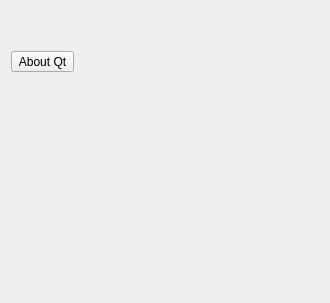
Above: app/aboutdialog.ui from olegantonyan/mpz before the change. Below: the same form after it.
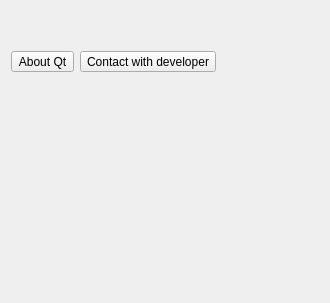
That is the form after the change.

Commit message: add feedback button to about dialog

Patch:
```diff
--- a/app/aboutdialog.ui
+++ b/app/aboutdialog.ui
@@ -13,8 +13,6 @@
   <property name="windowTitle">
    <string>Dialog</string>
   </property>
-  <layout class="QVBoxLayout" name="verticalLayout_2">
-   <item>
     <layout class="QVBoxLayout" name="verticalLayout">
      <item>
       <widget class="QLabel" name="infoLabel">
@@ -31,6 +29,8 @@
       </widget>
      </item>
      <item>
+    <layout class="QHBoxLayout" name="horizontalLayout">
+     <item>
       <widget class="QToolButton" name="buttonAboutQt">
        <property name="text">
         <string>About Qt</string>
@@ -38,12 +38,25 @@
       </widget>
      </item>
      <item>
-      <widget class="QLabel" name="sysinfo">
+      <widget class="QToolButton" name="buttonContact">
        <property name="text">
-        <string/>
+        <string>Contact with developer</string>
        </property>
       </widget>
      </item>
+     <item>
+      <spacer name="horizontalSpacer">
+       <property name="orientation">
+        <enum>Qt::Horizontal</enum>
+       </property>
+       <property name="sizeHint" stdset="0">
+        <size>
+         <width>40</width>
+         <height>20</height>
+        </size>
+       </property>
+      </spacer>
+     </item>
     </layout>
    </item>
    <item>
```
Left out of the diff: 7 changed lines with no effect on the pictures. Lines whose indentation alone changed are shown as unchanged. The commit also changes 4 other files.
